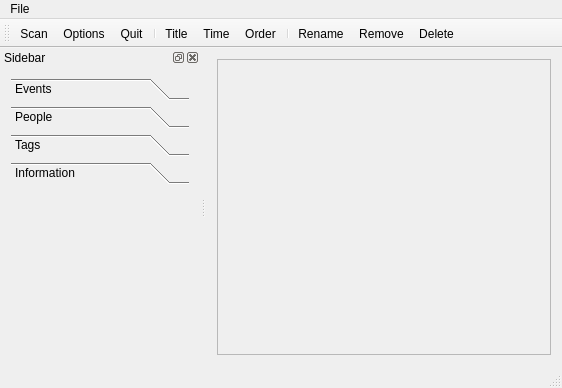
Above: MainWindow.ui from congchenutd/myphotos before the change. Below: the same form after it.
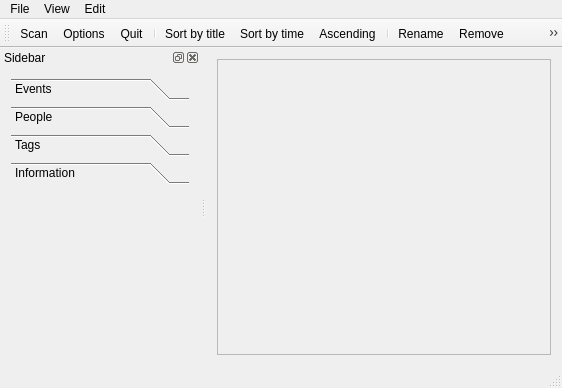
That is the form after the change. Icons and pictures are not drawn. Custom widgets are drawn as their Qt base class.

Patch:
```diff
--- a/MainWindow.ui
+++ b/MainWindow.ui
@@ -59,7 +59,26 @@
     <addaction name="actionOptions"/>
     <addaction name="actionQuit"/>
    </widget>
+   <widget class="QMenu" name="menuVuew">
+    <property name="title">
+     <string>View</string>
+    </property>
+    <addaction name="actionSortByTitle"/>
+    <addaction name="actionSortByTime"/>
+    <addaction name="actionOrder"/>
+   </widget>
+   <widget class="QMenu" name="menuEdit">
+    <property name="title">
+     <string>Edit</string>
+    </property>
+    <addaction name="actionRename"/>
+    <addaction name="actionRemove"/>
+    <addaction name="actionDelete"/>
+    <addaction name="actionTags"/>
+   </widget>
    <addaction name="menuFile"/>
+   <addaction name="menuVuew"/>
+   <addaction name="menuEdit"/>
   </widget>
   <widget class="QToolBar" name="mainToolBar">
    <property name="windowTitle">
@@ -82,6 +101,7 @@
    <addaction name="actionRename"/>
    <addaction name="actionRemove"/>
    <addaction name="actionDelete"/>
+   <addaction name="actionTags"/>
   </widget>
   <widget class="QStatusBar" name="statusBar"/>
   <widget class="QDockWidget" name="dockWidget">
@@ -220,7 +240,7 @@
      <normaloff>:/Images/Letters.png</normaloff>:/Images/Letters.png</iconset>
    </property>
    <property name="text">
-    <string>Title</string>
+    <string>Sort by title</string>
    </property>
    <property name="toolTip">
     <string>Sort by title</string>
@@ -235,7 +255,7 @@
      <normaloff>:/Images/Calendar.png</normaloff>:/Images/Calendar.png</iconset>
    </property>
    <property name="text">
-    <string>Time</string>
+    <string>Sort by time</string>
    </property>
    <property name="toolTip">
     <string>Sort by time</string>
@@ -247,7 +267,7 @@
      <normaloff>:/Images/Up.png</normaloff>:/Images/Up.png</iconset>
    </property>
    <property name="text">
-    <string>Order</string>
+    <string>Ascending</string>
    </property>
    <property name="toolTip">
     <string>Sorting order</string>
@@ -295,6 +315,18 @@
     <string>F2</string>
    </property>
   </action>
+  <action name="actionTags">
+   <property name="icon">
+    <iconset resource="Resources.qrc">
+     <normaloff>:/Images/Tag.png</normaloff>:/Images/Tag.png</iconset>
+   </property>
+   <property name="text">
+    <string>Tags</string>
+   </property>
+   <property name="shortcut">
+    <string>Ctrl+T</string>
+   </property>
+  </action>
  </widget>
  <layoutdefault spacing="6" margin="11"/>
  <customwidgets>
@@ -310,6 +342,12 @@
    <header>ExifView.h</header>
    <container>1</container>
   </customwidget>
+  <customwidget>
+   <class>TagsView</class>
+   <extends>QWidget</extends>
+   <header>TagsView.h</header>
+   <container>1</container>
+  </customwidget>
  </customwidgets>
  <resources>
   <include location="Resources.qrc"/>
```
Left out of the diff: 23 changed lines with no effect on the pictures.
